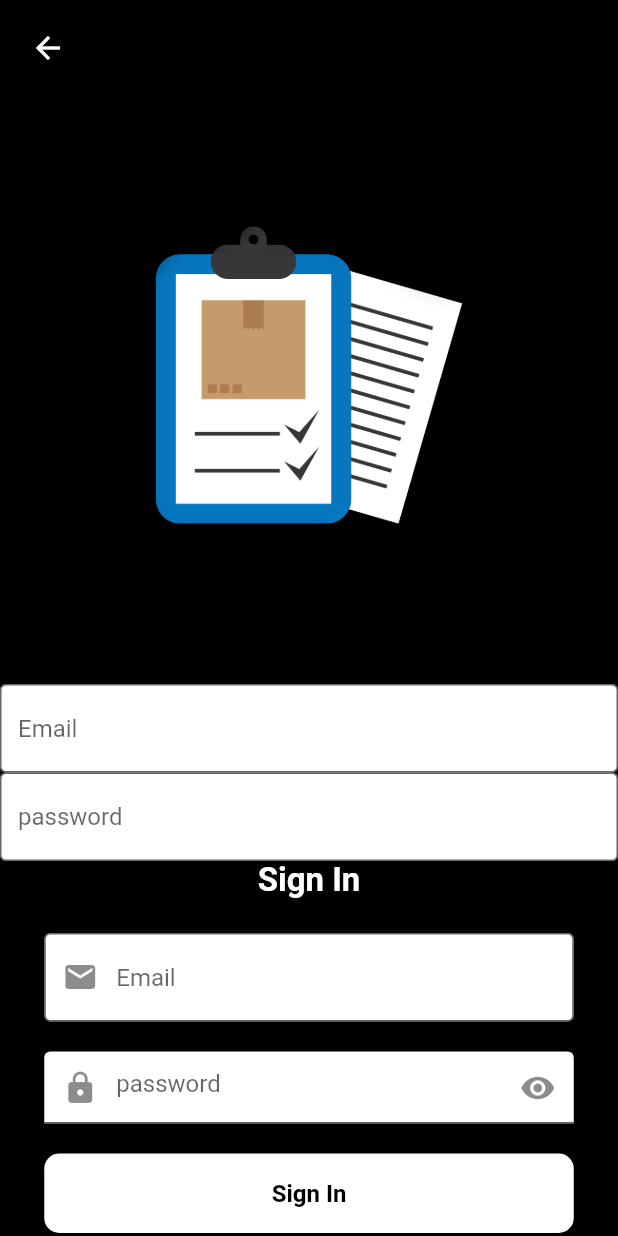
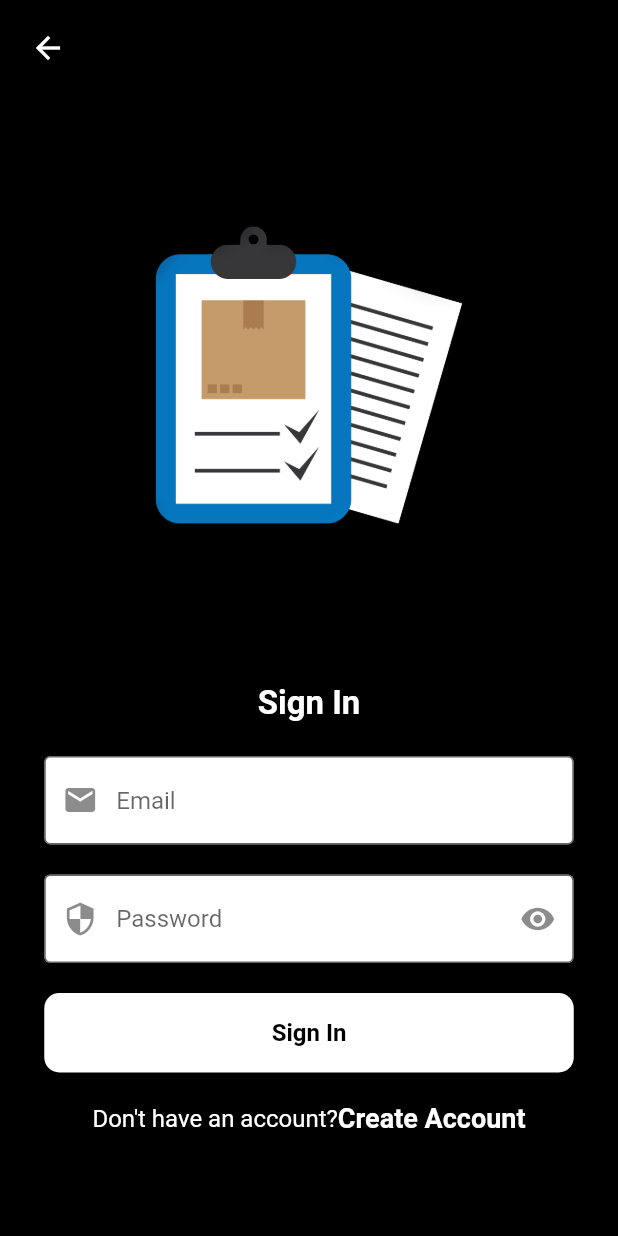
Before and after one commit to prituljogiya/todoapp, a Flutter app: the LogInscreen screen opened directly, on a phone screen of 412 x 824 dp. Run offline on Flutter 3.47's test engine with Material 2 defaults, Android fonts, the light colour scheme and no system bars; our stand-ins replace cloud_firestore, firebase_core, google_fonts; missing offline and left inert: flutter_gif; accounts and stored records are empty.

```diff
--- a/lib/main.dart
+++ b/lib/main.dart
@@ -1,6 +1,8 @@
 import 'package:flutter/material.dart';
 import 'package:todoapp/screens/home_screen.dart';
 import 'package:firebase_core/firebase_core.dart';
+import 'package:todoapp/screens/login.dart';
+import 'package:todoapp/screens/login_screen.dart';
 import 'package:todoapp/screens/splash.dart';
 import 'dart:async';
 
@@ -20,7 +22,8 @@ class MyApp extends StatelessWidget {
   @override
   Widget build(BuildContext context) {
     return const MaterialApp(
-      home: SplashScreen(),
+      //home: SplashScreen(),
+        home:SplashScreen(),
 
     );
   }
--- a/lib/screens/login_screen.dart
+++ b/lib/screens/login_screen.dart
@@ -40,12 +40,7 @@ class _LogInscreenState extends State<LogInscreen> {
                 ),
               ],
             ),
-              Center(
-                  child: Image(
-                image: AssetImage('assets/notes.png'),
-              )),
-              ReuseableWidget(hinttext: "Email"),
-              ReuseableWidget(hinttext: "password"),
+            ReuseableImage(),
               Text(
                 'Sign In',
                 style: GoogleFonts.roboto(
@@ -63,58 +58,43 @@ class _LogInscreenState extends State<LogInscreen> {
                   child: Column(
                     mainAxisAlignment: MainAxisAlignment.center,
                     children: [
-                      TextField(                   //email textfield
-                        style: TextStyle(
-                          color: Colors.black,
-                        ),
-                        controller: email=TextEditingController(),
-                        decoration: InputDecoration(
-                            focusedBorder: OutlineInputBorder(
-                                borderRadius: BorderRadius.circular(10),
-                                borderSide: BorderSide()),
-                            prefixIcon: IconButton(
-                              icon: Icon(Icons.email),
-                              onPressed: () {},
-                            ),
-                            hintText: "Email",
-                            filled: true,
-                            fillColor: Colors.white,
-                            border: OutlineInputBorder()),
-                      ),
+                      ReuseableWidget(icon: Icons.email,hinttext: "Email",),
                       const SizedBox(
                         height: 20.0,
                       ),
-                      TextField(
-                        //password textfield
-                        style: TextStyle(
-                          color: Colors.black,
-                        ),
-                        obscureText: _obscureText,
-                        controller: passText=TextEditingController(),
-                        decoration: InputDecoration(
-                            focusedBorder: OutlineInputBorder(
-                                borderRadius: BorderRadius.circular(10),
-                                borderSide: BorderSide()),
-                            prefixIcon: IconButton(
-                              icon: Icon(Icons.lock),
-                              onPressed: () {},
-                            ),
-                          suffixIcon: GestureDetector(
-                            onTap: (){
-                              setState(() {
-                                _obscureText =!_obscureText;
-                              });
-                            },
-                            child: Icon(_obscureText ? Icons.visibility : Icons
-                                .visibility_off),
-                          ),
-                          hintText: "password",
-                            // helperText:"Password must contain special character",
-                            // helperStyle:TextStyle(color:Colors.white),
-                            filled: true,
-                            fillColor: Colors.white,
-                      ),
-                      ),
+                      ReuseableWidget(icon: Icons.security,hinttext: "Password",iconsufix:Icons.visibility,isObsecure: true,),
+
+                      // TextField(
+                      //   //password textfield
+                      //   style: TextStyle(
+                      //     color: Colors.black,
+                      //   ),
+                      //   obscureText: _obscureText,
+                      //   controller: passText=TextEditingController(),
+                      //   decoration: InputDecoration(
+                      //       focusedBorder: OutlineInputBorder(
+                      //           borderRadius: BorderRadius.circular(10),
+                      //           borderSide: BorderSide()),
+                      //       prefixIcon: IconButton(
+                      //         icon: Icon(Icons.lock),
+                      //         onPressed: () {},
+                      //       ),
+                      //     suffixIcon: GestureDetector(
+                      //       onTap: (){
+                      //         setState(() {
+                      //           _obscureText =!_obscureText;
+                      //         });
+                      //       },
+                      //       child: Icon(_obscureText ? Icons.visibility : Icons
+                      //           .visibility_off),
+                      //     ),
+                      //     hintText: "password",
+                      //       // helperText:"Password must contain special character",
+                      //       // helperStyle:TextStyle(color:Colors.white),
+                      //       filled: true,
+                      //       fillColor: Colors.white,
+                      // ),
+                      // ),
                     ],
                   ),
                 ),
--- a/lib/screens/note_editor.dart
+++ b/lib/screens/note_editor.dart
@@ -2,6 +2,7 @@ import 'dart:math';
 import 'package:cloud_firestore/cloud_firestore.dart';
 import 'package:flutter/material.dart';
 import 'package:todoapp/style/app_style.dart';
+import 'package:intl/intl.dart';
 
 class NoteEditorScreen extends StatefulWidget {
   const NoteEditorScreen({Key? key}) : super(key: key);
@@ -12,7 +13,7 @@ class NoteEditorScreen extends StatefulWidget {
 
 class _NoteEditorScreenState extends State<NoteEditorScreen> {
   int color_id=Random().nextInt(AppStyle.cardColor.length);
-  String date=DateTime.now().toString();
+  String date=DateFormat('yyyy-MM-dd – kk:mm').format(DateTime.now()).toString();
   TextEditingController _titleController= TextEditingController();
   TextEditingController _mainController= TextEditingController();
   @override
--- a/lib/screens/reuseable/reuse_widget.dart
+++ b/lib/screens/reuseable/reuse_widget.dart
@@ -1,25 +1,65 @@
 import 'package:flutter/material.dart';
 
-class ReuseableWidget extends StatelessWidget {
+class ReuseableWidget extends StatefulWidget {
   const ReuseableWidget({Key? key,
   this.hinttext,
+    required this.icon,
+    this.iconsufix,
+   this.isObsecure = false,
    }
       ) : super(key: key);
   final String? hinttext;
+  final  IconData icon;
+  final  IconData? iconsufix;
+  final bool isObsecure;
+  @override
+  State<ReuseableWidget> createState() => _ReuseableWidgetState();
+}
 
+class _ReuseableWidgetState extends State<ReuseableWidget> {
   @override
   Widget build(BuildContext context) {
+bool obsecureText = false;
+initState(){
+  obsecureText=widget.isObsecure;
+  super.initState();
+}
     return TextField(
+      obscureText: widget.isObsecure,
       style: TextStyle(color: Colors.black,),
       decoration: InputDecoration(
+
           focusedBorder: OutlineInputBorder(
               borderRadius: BorderRadius.circular(10),
               borderSide: BorderSide()),
 
-          hintText: hinttext,
+          hintText: widget.hinttext,
+          prefixIcon:Icon(
+            widget.icon
+          ),
+          suffixIcon :Icon(
+            widget.iconsufix
+          ),
           filled: true,
           fillColor: Colors.white,
           border: OutlineInputBorder()),
     );
   }
 }
+
+
+class ReuseableImage extends StatelessWidget {
+  const ReuseableImage ({Key? key,
+   // required this.image,
+  }
+      ) : super(key: key);
+  // final String image;
+
+  @override
+  Widget build(BuildContext context) {
+    return Center(
+        child: Image(
+          image: AssetImage('assets/notes.png'),
+        ));
+  }
+}
--- a/lib/screens/welcome_screen.dart
+++ b/lib/screens/welcome_screen.dart
@@ -1,6 +1,7 @@
 import 'package:flutter/material.dart';
 import 'package:google_fonts/google_fonts.dart';
 import 'package:todoapp/screens/login_screen.dart';
+import 'package:todoapp/screens/reuseable/reuse_widget.dart';
 import 'package:todoapp/screens/signup_screen.dart';
 import 'package:todoapp/style/app_style.dart';
 
@@ -20,9 +21,7 @@ class _WelcomeScreenState extends State<WelcomeScreen> {
             child: Column(
           children: [
             const Center(
-                child: Image(
-              image: AssetImage('assets/notes.png'),
-            )),
+                child:ReuseableImage()),
             Text(
               'your notes',
               style: GoogleFonts.roboto(
--- a/pubspec.yaml
+++ b/pubspec.yaml
@@ -43,6 +43,7 @@ dependencies:
   flutter_native_splash: ^2.2.16
   js: ^0.6.2
   flutter_launcher_icons: ^0.11.0
+  intl: ^0.18.0
 
 dev_dependencies:
   flutter_test:
```
Also changed, not shown: lib/screens/login.dart (added, +60 -0 lines), lib/screens/signup_screen.dart (+21 -10 lines), pubspec.lock.
